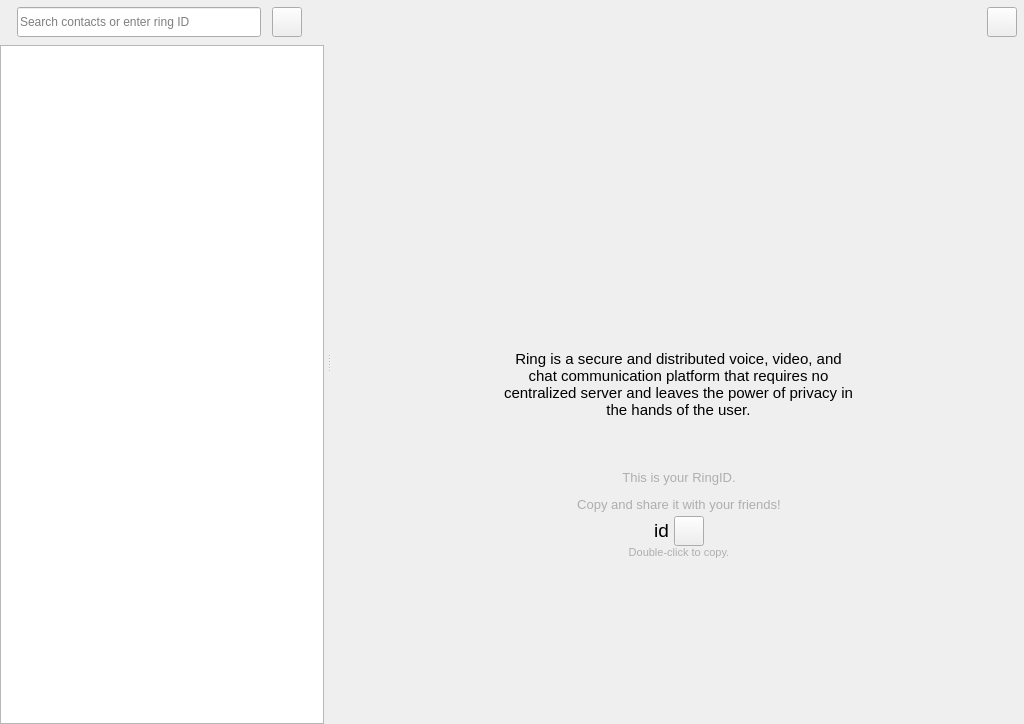
First picture: the form in callwidget.ui, repository savoirfairelinux/jami-client-windows, before the edit.
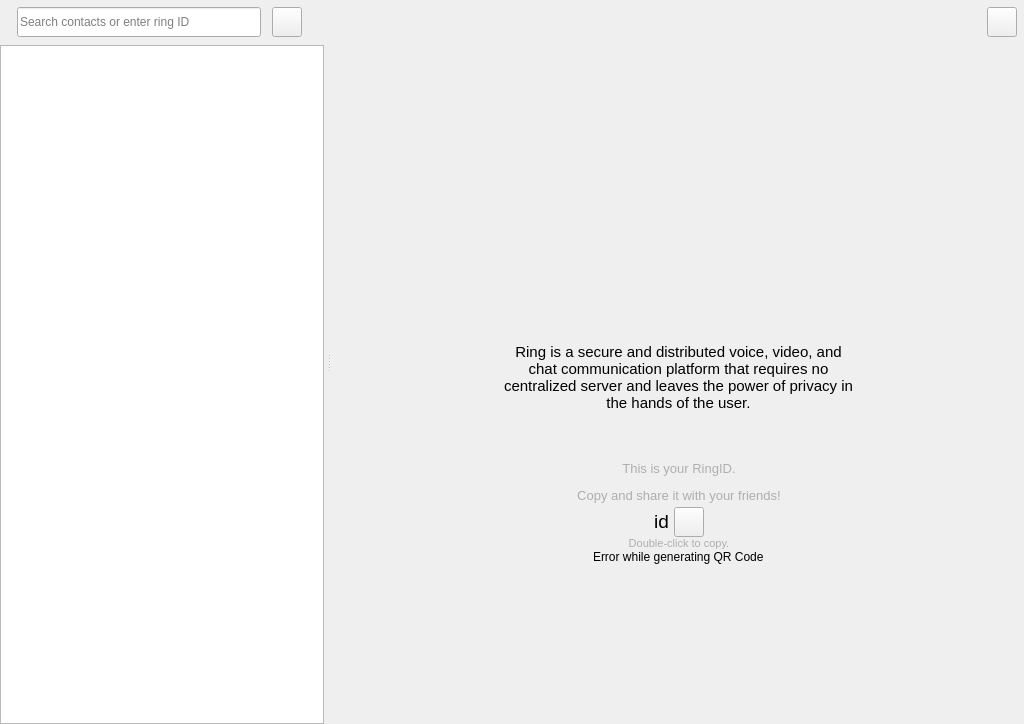
Second picture: the form after the edit. Icons and pictures are not drawn. Custom widgets are drawn as their Qt base class.

Commit message:
share: refactor share menu to show a qrcode
- Share menu gives now the choice to share by mail
and to show a QRCode of the RingID

* This add a dependency to libqrencode

Tuleap: #499

```diff
--- a/callwidget.ui
+++ b/callwidget.ui
@@ -751,7 +751,7 @@
                    </spacer>
                   </item>
                   <item>
-                   <widget class="QPushButton" name="shareButton">
+                   <widget class="QToolButton" name="shareButton">
                     <property name="sizePolicy">
                      <sizepolicy hsizetype="Fixed" vsizetype="Fixed">
                       <horstretch>0</horstretch>
@@ -836,6 +836,13 @@
                   </property>
                  </widget>
                 </item>
+                <item alignment="Qt::AlignHCenter">
+                 <widget class="QLabel" name="qrLabel">
+                  <property name="text">
+                   <string>Error while generating QR Code</string>
+                  </property>
+                 </widget>
+                </item>
                 <item>
                  <spacer name="verticalSpacer_2">
                   <property name="orientation">
```
The commit also changes 5 other files.
